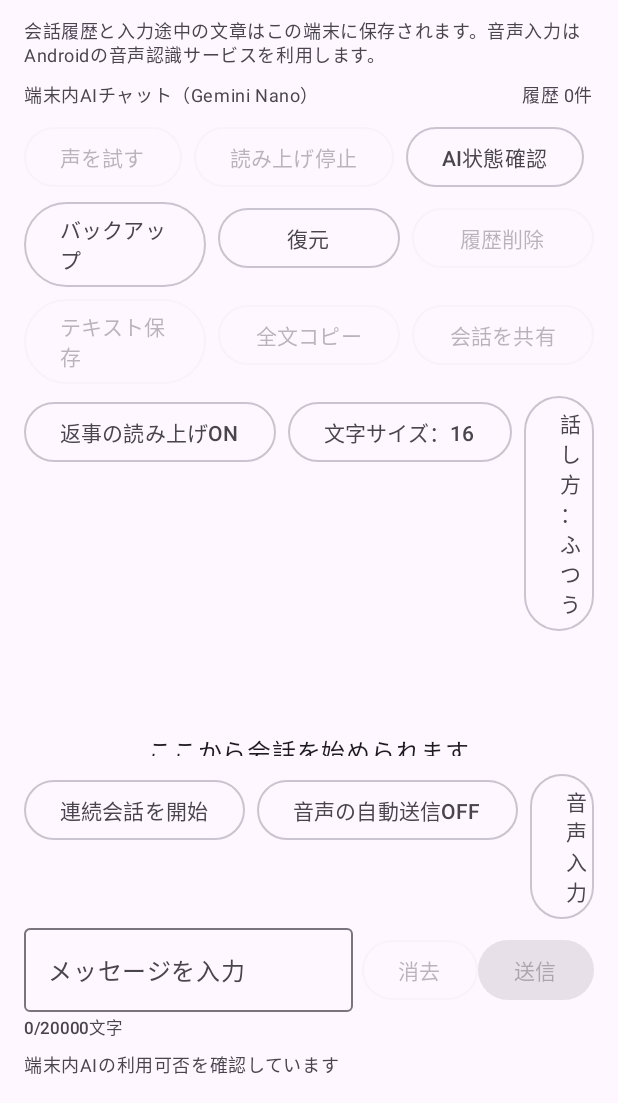
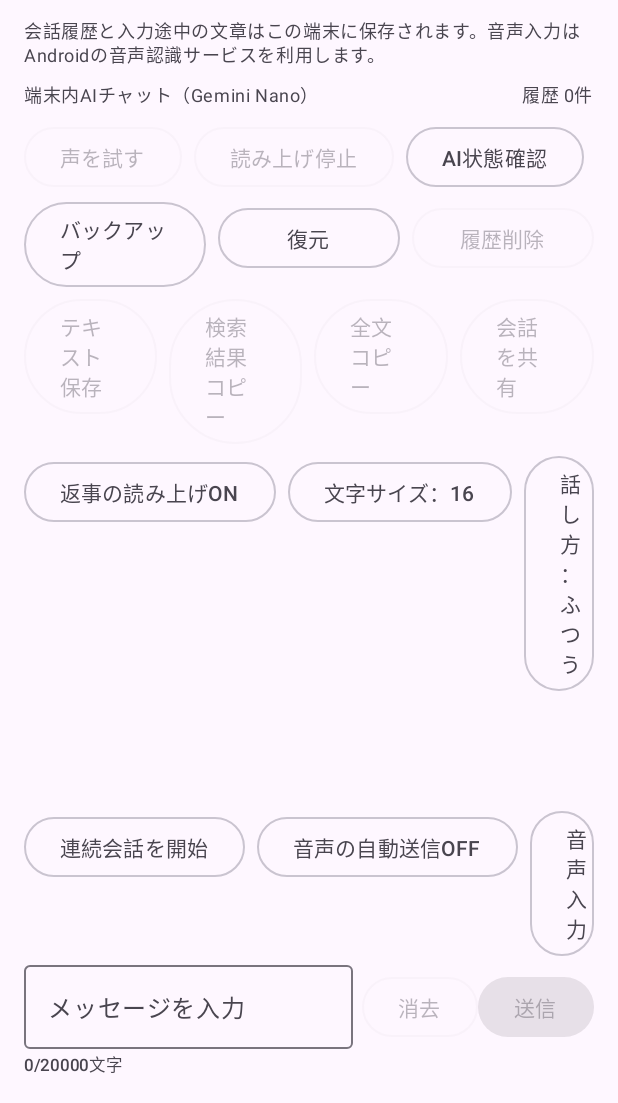
Before and after one commit to takamitsu386-rgb/kokoro-family, an Android app built with Jetpack Compose: the screen it shows after launch (MainActivity), on a phone screen of 412 x 824 dp, the part 133-1236 px from its top. Run offline under Robolectric (Android 15) with nearby library versions, the phone set to English and light mode, and no system bars; libraries missing offline, so code that uses them is left out: com.google.mlkit.genai; 2 statements that could not run were skipped.

Commit message:
feat: copy filtered chat search results

```diff
--- a/app/src/main/java/jp/hiyori/app/MainActivity.kt
+++ b/app/src/main/java/jp/hiyori/app/MainActivity.kt
@@ -941,6 +941,17 @@ private fun HiyoriApp() {
                         onClick = {
                             val clipboard = context.getSystemService(Context.CLIPBOARD_SERVICE) as android.content.ClipboardManager
                             clipboard.setPrimaryClip(
+                                android.content.ClipData.newPlainText("ひよりちゃんとの検索結果", createTranscript(filteredMessages))
+                            )
+                            status = "${filteredMessages.size}件の検索結果をコピーしました"
+                        },
+                        enabled = historyQuery.isNotBlank() && filteredMessages.isNotEmpty() && !isGenerating,
+                        modifier = Modifier.weight(1f)
+                    ) { Text("検索結果コピー") }
+                    OutlinedButton(
+                        onClick = {
+                            val clipboard = context.getSystemService(Context.CLIPBOARD_SERVICE) as android.content.ClipboardManager
+                            clipboard.setPrimaryClip(
                                 android.content.ClipData.newPlainText("ひよりちゃんとの会話", createTranscript(messages.toList()))
                             )
                             status = "会話履歴をコピーしました"
```
